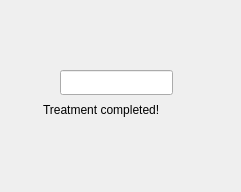
Qt form app/timer.ui (Minivera/COMP3004-TEAM25) before a commit.
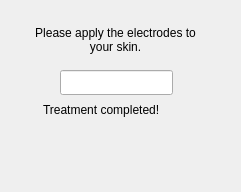
The same form after that commit.

Commit message:
Did the electrode work for the submission
Created a very basic electrode system in the model, added a button to
toggle it and created the tests for the two extends cases in UC4 and UC5
to test that they work as expected.

```diff
--- a/app/timer.ui
+++ b/app/timer.ui
@@ -36,6 +36,25 @@
     <string>Treatment completed!</string>
    </property>
   </widget>
+  <widget class="QLabel" name="electrodeLabel">
+   <property name="geometry">
+    <rect>
+     <x>30</x>
+     <y>19</y>
+     <width>171</width>
+     <height>41</height>
+    </rect>
+   </property>
+   <property name="text">
+    <string>Please apply the electrodes to your skin.</string>
+   </property>
+   <property name="alignment">
+    <set>Qt::AlignCenter</set>
+   </property>
+   <property name="wordWrap">
+    <bool>true</bool>
+   </property>
+  </widget>
  </widget>
  <resources/>
  <connections/>
```
The commit also changes 10 other files.
